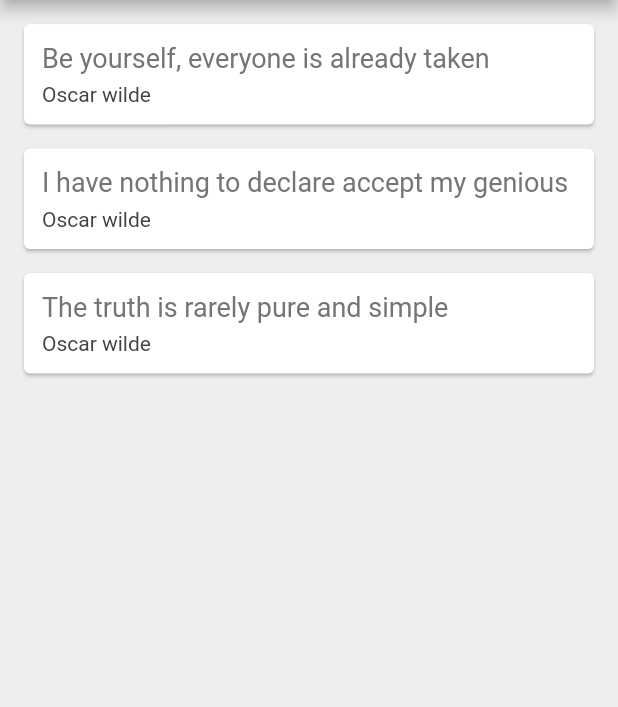
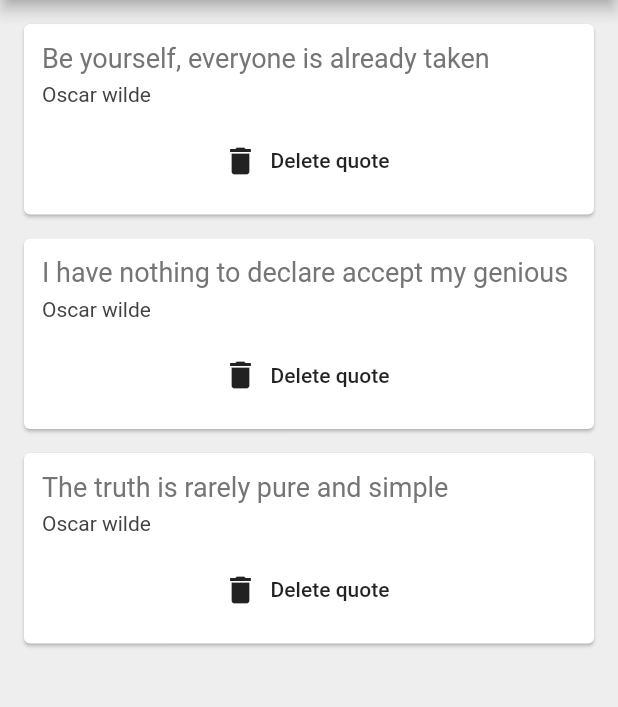
Before and after one commit to olikhanbd/flutter-quotes, a Flutter app: the screen it shows after launch, on a phone screen of 412 x 824 dp, the part 84-791 px from its top. Run offline on Flutter 3.47's test engine with Material 2 defaults, Android fonts, the phone set to English and light mode, and no system bars.

Commit message:
quote card added

```diff
--- a/lib/main.dart
+++ b/lib/main.dart
@@ -13,6 +13,8 @@ class Home extends StatefulWidget {
 }
 
 class _HomeState extends State<Home> {
+  List<Quote> quotes = getQuotes();
+
   @override
   Widget build(BuildContext context) {
     return Scaffold(
@@ -23,7 +25,16 @@ class _HomeState extends State<Home> {
         backgroundColor: Colors.redAccent,
       ),
       body: Column(
-        children: getQuotes().map((quote) => QuoteCard(quote: quote)).toList(),
+        children: quotes
+            .map((quote) => QuoteCard(
+                  quote: quote,
+                  delete: () {
+                    setState(() {
+                      quotes.remove(quote);
+                    });
+                  },
+                ))
+            .toList(),
       ),
     );
   }
--- a/lib/quote_card.dart
+++ b/lib/quote_card.dart
@@ -3,8 +3,9 @@ import 'package:flutter_quotes/quote.dart';
 
 class QuoteCard extends StatelessWidget {
   final Quote quote;
+  final Function delete;
 
-  QuoteCard({this.quote});
+  QuoteCard({this.quote, this.delete});
 
   @override
   Widget build(BuildContext context) {
@@ -25,6 +26,12 @@ class QuoteCard extends StatelessWidget {
             Text(
               quote.author,
               style: TextStyle(fontSize: 14.0, color: Colors.grey[800]),
+            ),
+            SizedBox(height: 12.0),
+            FlatButton.icon(
+              onPressed: delete,
+              icon: Icon(Icons.delete),
+              label: Text("Delete quote"),
             )
           ],
         ),
```
